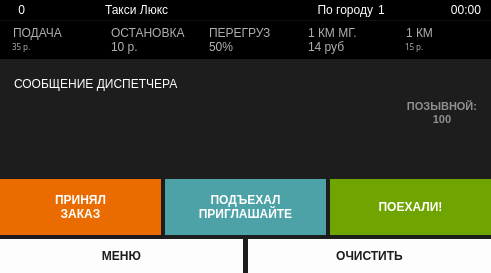
First picture: the form in indigotaxi.ui, repository koolkhel/wince-taximeter, before the edit.
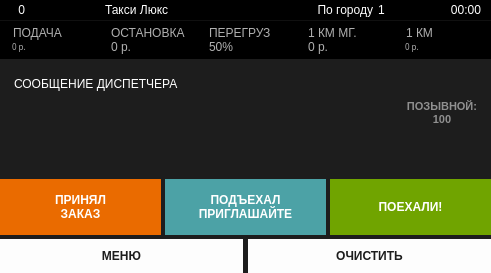
Second picture: the form after the edit. The open tabs and pages were chosen to show the change. Icons and pictures are not drawn.

The edit to the form file:
```diff
--- a/indigotaxi.ui
+++ b/indigotaxi.ui
@@ -500,7 +500,7 @@
                   <enum>QFrame::Plain</enum>
                  </property>
                  <property name="text">
-                  <string>35 р.</string>
+                  <string>0 р.</string>
                  </property>
                  <property name="alignment">
                   <set>Qt::AlignLeading|Qt::AlignLeft|Qt::AlignVCenter</set>
@@ -527,7 +527,7 @@
                <item>
                 <widget class="QLabel" name="car_min_label">
                  <property name="text">
-                  <string>10 р.</string>
+                  <string>0 р.</string>
                  </property>
                  <property name="alignment">
                   <set>Qt::AlignLeading|Qt::AlignLeft|Qt::AlignVCenter</set>
@@ -581,7 +581,7 @@
                <item>
                 <widget class="QLabel" name="km_mg_label">
                  <property name="text">
-                  <string>14 руб</string>
+                  <string>0 р.</string>
                  </property>
                  <property name="alignment">
                   <set>Qt::AlignLeading|Qt::AlignLeft|Qt::AlignVCenter</set>
@@ -623,7 +623,7 @@
                   <enum>QFrame::Plain</enum>
                  </property>
                  <property name="text">
-                  <string>15 р.</string>
+                  <string>0 р.</string>
                  </property>
                  <property name="alignment">
                   <set>Qt::AlignLeading|Qt::AlignLeft|Qt::AlignVCenter</set>
```
Left out of the diff: 8 changed lines with no effect on the pictures.
